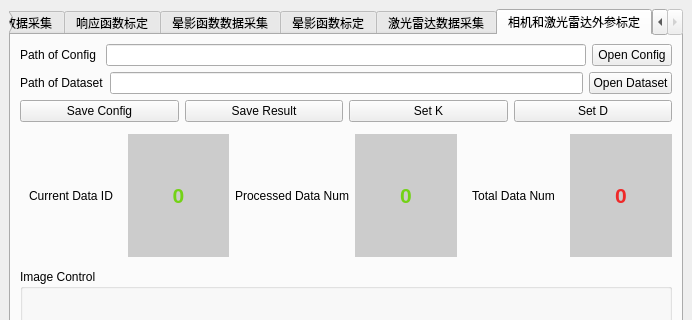
First picture: the form in src/mainwindow.ui, repository KangJialiang/Data-Platform, before the edit; both pictures show x 0 to 692 and y 0 to 320 of the 692 by 614 pixel window.
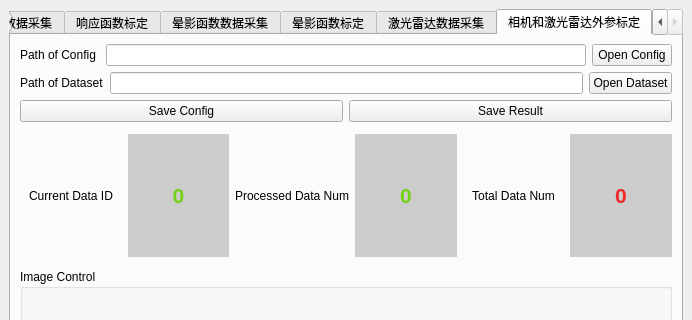
Second picture: the form after the edit.

Commit message: delete: Set_K_Button, Set_D_Button on page 6

What changed in the file:
```diff
--- a/src/mainwindow.ui
+++ b/src/mainwindow.ui
@@ -1013,20 +1013,6 @@
             </property>
            </widget>
           </item>
-          <item>
-           <widget class="QPushButton" name="Set_K_Button">
-            <property name="text">
-             <string>Set K</string>
-            </property>
-           </widget>
-          </item>
-          <item>
-           <widget class="QPushButton" name="Set_D_Button">
-            <property name="text">
-             <string>Set D</string>
-            </property>
-           </widget>
-          </item>
          </layout>
         </item>
         <item row="9" column="0">
```
Left out of the diff: 2 changed lines with no effect on the pictures. The commit also changes 2 other files.
